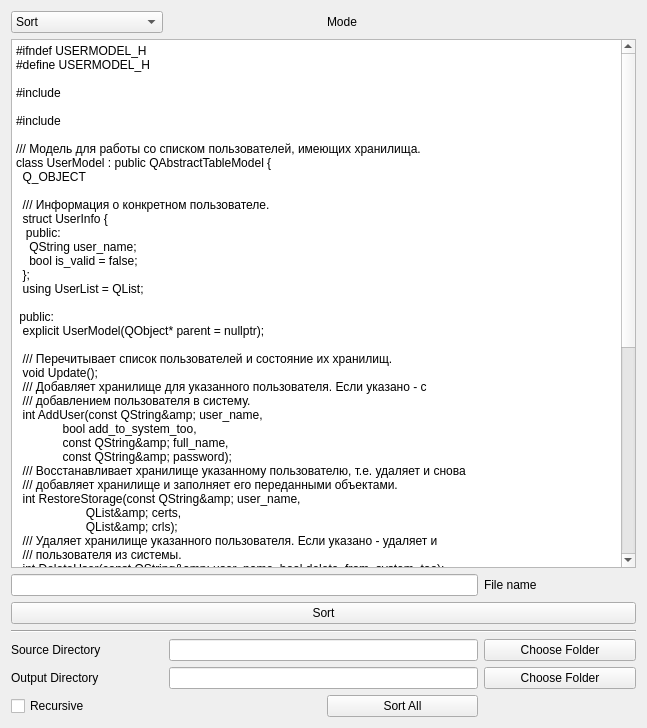
First picture: the form in mainwindow.ui, repository VoreWind/ClassMethodSorter, before the edit.
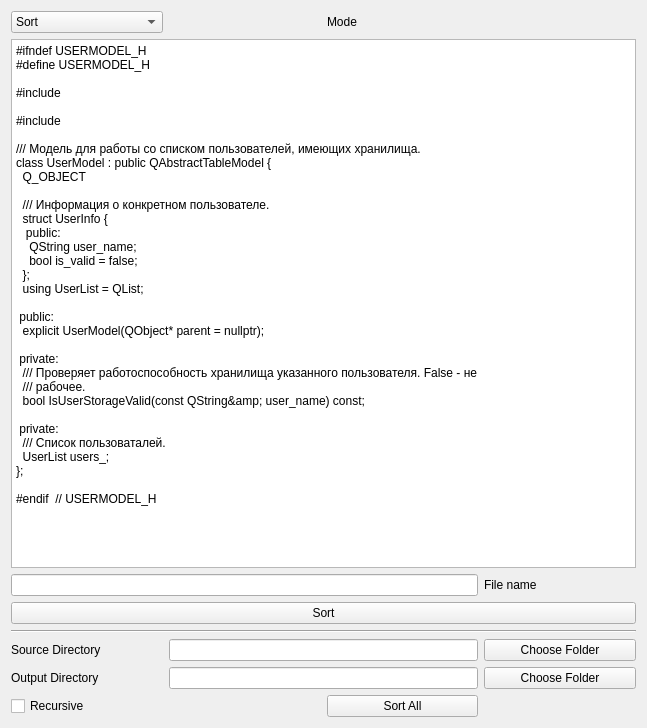
Second picture: the form after the edit.

Commit message: Close issue #1

```diff
--- a/mainwindow.ui
+++ b/mainwindow.ui
@@ -110,35 +110,6 @@
  public:
   explicit UserModel(QObject* parent = nullptr);
 
-  /// Перечитывает список пользователей и состояние их хранилищ.
-  void Update();
-  /// Добавляет хранилище для указанного пользователя. Если указано - с
-  /// добавлением пользователя в систему.
-  int AddUser(const QString&amp; user_name,
-              bool add_to_system_too,
-              const QString&amp; full_name,
-              const QString&amp; password);
-  /// Восстанавливает хранилище указанному пользователю, т.е. удаляет и снова
-  /// добавляет хранилище и заполняет его переданными объектами.
-  int RestoreStorage(const QString&amp; user_name,
-                     QList&lt;QByteArray&gt;&amp; certs,
-                     QList&lt;QByteArray&gt;&amp; crls);
-  /// Удаляет хранилище указанного пользователя. Если указано - удаляет и
-  /// пользователя из системы.
-  int DeleteUser(const QString&amp; user_name, bool delete_from_system_too);
-
-  /// Возвращает список пользователей с хранилищами.
-  QStringList GetUserList() const;
-
-  int rowCount(const QModelIndex&amp; model_index = QModelIndex()) const override;
-  int columnCount(
-      const QModelIndex&amp; parent_index = QModelIndex()) const override;
-  QVariant data(const QModelIndex&amp; model_index,
-                int role = Qt::DisplayRole) const override;
-  QVariant headerData(int section,
-                      Qt::Orientation orientation,
-                      int role = Qt::DisplayRole) const override;
-
  private:
   /// Проверяет работоспособность хранилища указанного пользователя. False - не
   /// рабочее.
```
The commit also changes 1 other file.
